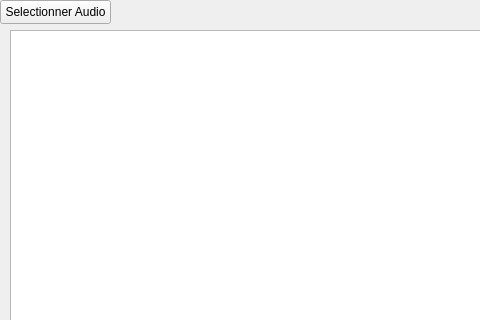
Sam-Depardieu/Labo-de-langue, file InterfaceEleve/interfaceaudio.ui: the form before one commit; both pictures show x 0 to 480 and y 0 to 320 of the 800 by 480 pixel window.
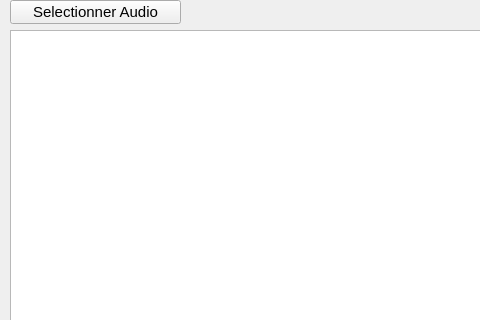
The form after the commit.

```diff
--- a/InterfaceEleve/interfaceaudio.ui
+++ b/InterfaceEleve/interfaceaudio.ui
@@ -68,12 +68,17 @@
   <widget class="QPushButton" name="pushButton_SelectAudio">
    <property name="geometry">
     <rect>
-     <x>0</x>
+     <x>10</x>
      <y>0</y>
-     <width>111</width>
+     <width>171</width>
      <height>24</height>
     </rect>
    </property>
+   <property name="font">
+    <font>
+     <pointsize>11</pointsize>
+    </font>
+   </property>
    <property name="text">
     <string>Selectionner Audio</string>
    </property>
```
Left out of the diff: 4 changed lines with no effect on the pictures.
